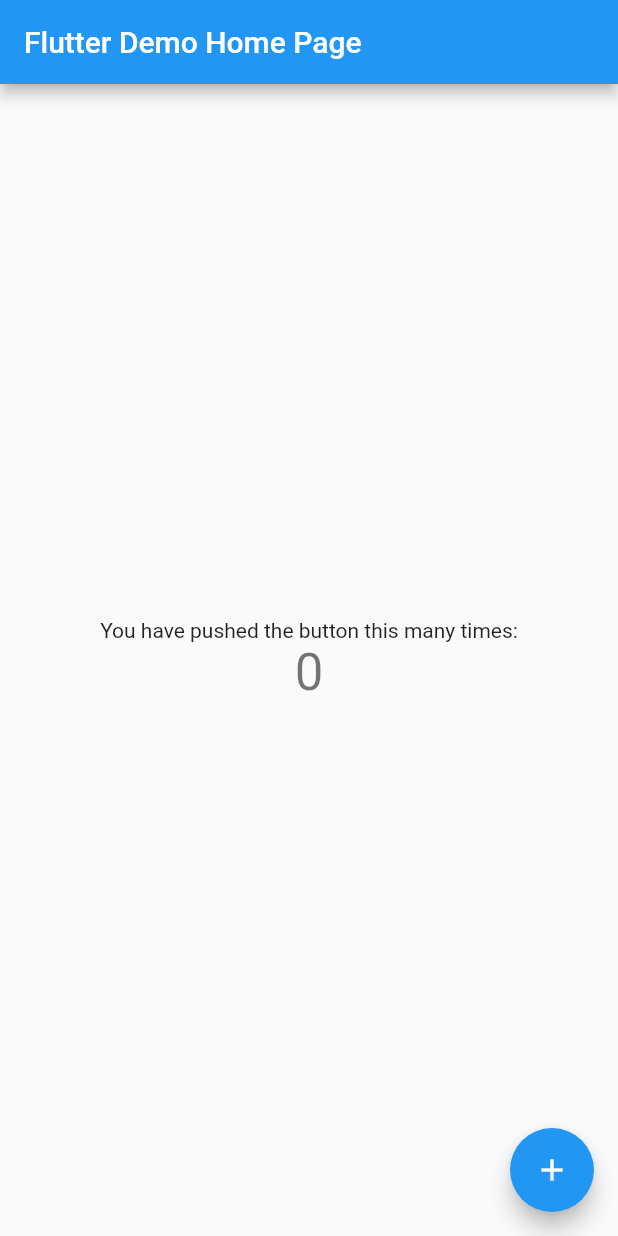
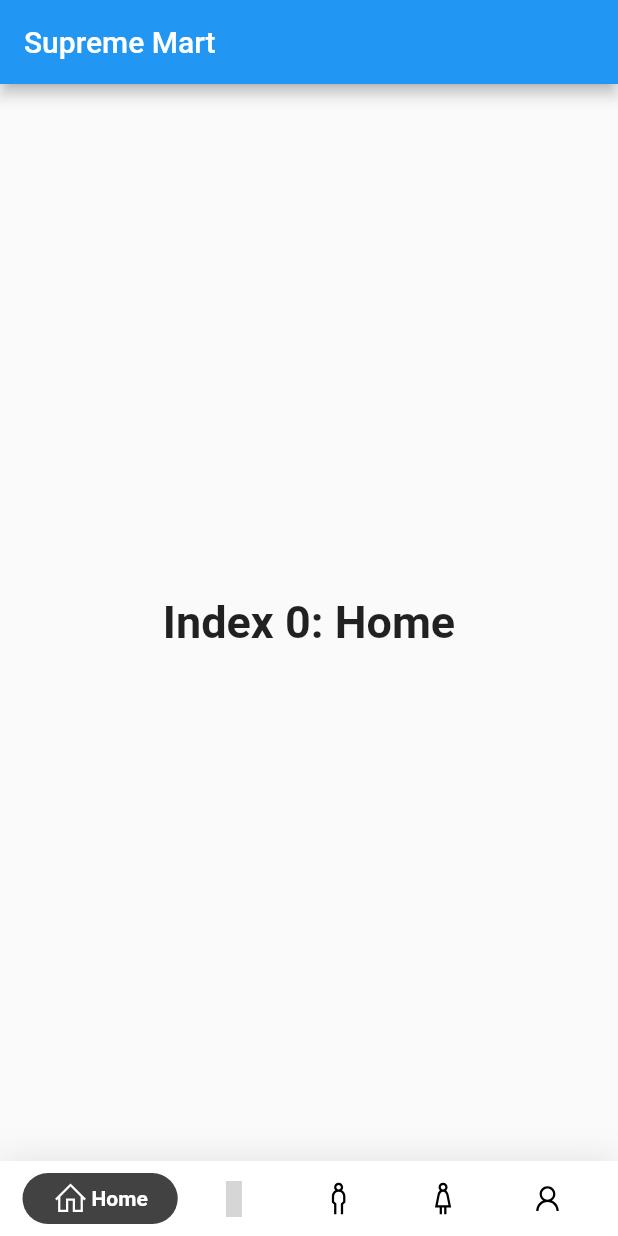
Before and after one commit to Mubaola23/suprememart, a Flutter app: the screen it shows after launch, on a phone screen of 412 x 824 dp. Run offline on Flutter 3.47's test engine with Material 2 defaults, Android fonts, the phone set to English and light mode, and no system bars; drawn by our look-alikes of google_nav_bar; our stand-ins replace line_icons; grey boxes are pictures that could not be loaded.

```diff
--- a/lib/main.dart
+++ b/lib/main.dart
@@ -1,4 +1,5 @@
 import 'package:flutter/material.dart';
+import 'file:///C:/Users/user/Documents/Flutter/suprememart/lib/views/screens/bottom_navigation.dart';
 
 void main() {
   runApp(MyApp());
@@ -9,109 +10,7 @@ class MyApp extends StatelessWidget {
   @override
   Widget build(BuildContext context) {
     return MaterialApp(
-      title: 'Flutter Demo',
-      theme: ThemeData(
-        // This is the theme of your application.
-        //
-        // Try running your application with "flutter run". You'll see the
-        // application has a blue toolbar. Then, without quitting the app, try
-        // changing the primarySwatch below to Colors.green and then invoke
-        // "hot reload" (press "r" in the console where you ran "flutter run",
-        // or simply save your changes to "hot reload" in a Flutter IDE).
-        // Notice that the counter didn't reset back to zero; the application
-        // is not restarted.
-        primarySwatch: Colors.blue,
-        // This makes the visual density adapt to the platform that you run
-        // the app on. For desktop platforms, the controls will be smaller and
-        // closer together (more dense) than on mobile platforms.
-        visualDensity: VisualDensity.adaptivePlatformDensity,
-      ),
-      home: MyHomePage(title: 'Flutter Demo Home Page'),
+      home: BottomNavigation(),
     );
   }
 }
-
-class MyHomePage extends StatefulWidget {
-  MyHomePage({Key key, this.title}) : super(key: key);
-
-  // This widget is the home page of your application. It is stateful, meaning
-  // that it has a State object (defined below) that contains fields that affect
-  // how it looks.
-
-  // This class is the configuration for the state. It holds the values (in this
-  // case the title) provided by the parent (in this case the App widget) and
-  // used by the build method of the State. Fields in a Widget subclass are
-  // always marked "final".
-
-  final String title;
-
-  @override
-  _MyHomePageState createState() => _MyHomePageState();
-}
-
-class _MyHomePageState extends State<MyHomePage> {
-  int _counter = 0;
-
-  void _incrementCounter() {
-    setState(() {
-      // This call to setState tells the Flutter framework that something has
-      // changed in this State, which causes it to rerun the build method below
-      // so that the display can reflect the updated values. If we changed
-      // _counter without calling setState(), then the build method would not be
-      // called again, and so nothing would appear to happen.
-      _counter++;
-    });
-  }
-
-  @override
-  Widget build(BuildContext context) {
-    // This method is rerun every time setState is called, for instance as done
-    // by the _incrementCounter method above.
-    //
-    // The Flutter framework has been optimized to make rerunning build methods
-    // fast, so that you can just rebuild anything that needs updating rather
-    // than having to individually change instances of widgets.
-    return Scaffold(
-      appBar: AppBar(
-        // Here we take the value from the MyHomePage object that was created by
-        // the App.build method, and use it to set our appbar title.
-        title: Text(widget.title),
-      ),
-      body: Center(
-        // Center is a layout widget. It takes a single child and positions it
-        // in the middle of the parent.
-        child: Column(
-          // Column is also a layout widget. It takes a list of children and
-          // arranges them vertically. By default, it sizes itself to fit its
-          // children horizontally, and tries to be as tall as its parent.
-          //
-          // Invoke "debug painting" (press "p" in the console, choose the
-          // "Toggle Debug Paint" action from the Flutter Inspector in Android
-          // Studio, or the "Toggle Debug Paint" command in Visual Studio Code)
-          // to see the wireframe for each widget.
-          //
-          // Column has various properties to control how it sizes itself and
-          // how it positions its children. Here we use mainAxisAlignment to
-          // center the children vertically; the main axis here is the vertical
-          // axis because Columns are vertical (the cross axis would be
-          // horizontal).
-          mainAxisAlignment: MainAxisAlignment.center,
-          children: <Widget>[
-            Text(
-              'You have pushed the button this many times:',
-            ),
-            Text(
-              '$_counter',
-              style: Theme.of(context).textTheme.headline4,
-            ),
-          ],
-        ),
-      ),
-      floatingActionButton: FloatingActionButton(
-        onPressed: _incrementCounter,
-        tooltip: 'Increment',
-        child: Icon(Icons.add),
-      ), // This trailing comma makes auto-formatting nicer for build methods.
-    );
-  }
-}
--- /dev/null
+++ b/lib/views/screens/bottom_navigation.dart
@@ -0,0 +1,94 @@
+import 'package:flutter/material.dart';
+import 'package:google_nav_bar/google_nav_bar.dart';
+import 'package:line_icons/line_icons.dart';
+import 'contact_screen.dart';
+
+class BottomNavigation extends StatefulWidget {
+  @override
+  _BottomNavigationState createState() => _BottomNavigationState();
+}
+
+class _BottomNavigationState extends State<BottomNavigation> {
+  int _selectedIndex = 0;
+  static const TextStyle optionStyle =
+      TextStyle(fontSize: 30, fontWeight: FontWeight.bold);
+  static List<Widget> _widgetOptions = <Widget>[
+    Text(
+      'Index 0: Home',
+      style: optionStyle,
+    ),
+    Text(
+      'Index 1: Catlog',
+      style: optionStyle,
+    ),
+    Text(
+      'Index 2: Men',
+      style: optionStyle,
+    ),
+    Text(
+      'Index 3: Women',
+      style: optionStyle,
+    ),
+    ContactScreen(),
+  ];
+
+  @override
+  Widget build(BuildContext context) {
+    return Scaffold(
+      appBar: AppBar(
+        title: const Text('Supreme Mart'),
+      ),
+      body: Center(
+        child: _widgetOptions.elementAt(_selectedIndex),
+      ),
+      bottomNavigationBar: Container(
+        decoration: BoxDecoration(
+          color: Colors.white,
+          boxShadow: [
+            BoxShadow(blurRadius: 20, color: Colors.black.withOpacity(.1))
+          ],
+        ),
+        child: SafeArea(
+          child: Padding(
+            padding: const EdgeInsets.symmetric(horizontal: 15.0, vertical: 8),
+            child: GNav(
+                gap: 2,
+                activeColor: Colors.white,
+                iconSize: 24,
+                padding: EdgeInsets.symmetric(horizontal: 20, vertical: 5),
+                duration: Duration(milliseconds: 800),
+                tabBackgroundColor: Colors.grey[800],
+                tabs: [
+                  GButton(
+                    icon: LineIcons.home,
+                    text: 'Home',
+                  ),
+                  GButton(
+                    icon: LineIcons.picture_o,
+                    text: 'Catalog',
+                  ),
+                  GButton(
+                    icon: LineIcons.male,
+                    text: 'Men',
+                  ),
+                  GButton(
+                    icon: LineIcons.female,
+                    text: 'Women',
+                  ),
+                  GButton(
+                    icon: LineIcons.user,
+                    text: 'Contact',
+                  ),
+                ],
+                selectedIndex: _selectedIndex,
+                onTabChange: (index) {
+                  setState(() {
+                    _selectedIndex = index;
+                  });
+                }),
+          ),
+        ),
+      ),
+    );
+  }
+}
```
Also changed, not shown: lib/core/constants.dart (added, +71 -0 lines), lib/views/screens/contact_screen.dart (added, +129 -0 lines), pubspec.yaml (+2 -10 lines), pubspec.lock.
